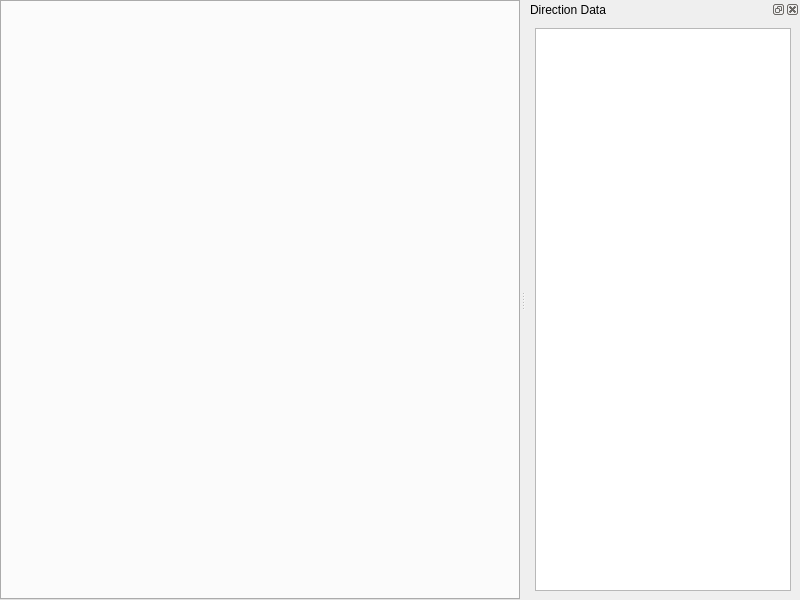
Qt form mainwindow.ui (Novynn/MileHigh) before a commit.
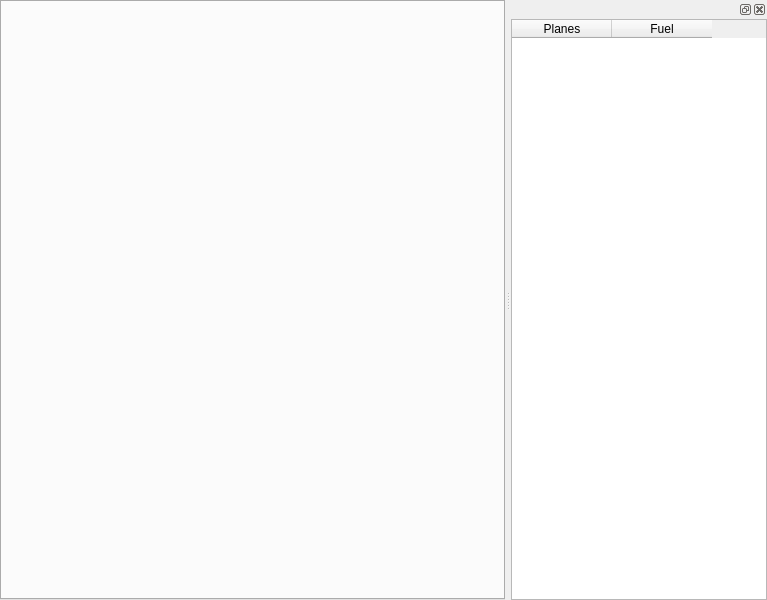
The same form after that commit.

Patch:
```diff
--- a/mainwindow.ui
+++ b/mainwindow.ui
@@ -6,7 +6,7 @@
    <rect>
     <x>0</x>
     <y>0</y>
-    <width>800</width>
+    <width>767</width>
     <height>600</height>
    </rect>
   </property>
@@ -20,7 +20,7 @@
    <set>QMainWindow::AllowNestedDocks|QMainWindow::AllowTabbedDocks|QMainWindow::AnimatedDocks|QMainWindow::ForceTabbedDocks</set>
   </property>
   <widget class="QWidget" name="centralwidget">
-   <layout class="QVBoxLayout" name="verticalLayout_2">
+   <layout class="QHBoxLayout" name="horizontalLayout">
     <property name="spacing">
      <number>0</number>
     </property>
@@ -45,25 +45,41 @@
    <property name="floating">
     <bool>true</bool>
    </property>
-   <property name="features">
-    <set>QDockWidget::DockWidgetClosable|QDockWidget::DockWidgetFloatable</set>
-   </property>
-   <property name="windowTitle">
-    <string>Direction Data</string>
+   <property name="allowedAreas">
+    <set>Qt::NoDockWidgetArea</set>
    </property>
    <attribute name="dockWidgetArea">
     <number>2</number>
    </attribute>
-   <widget class="QWidget" name="dockWidgetContents">
-    <layout class="QVBoxLayout" name="verticalLayout">
+   <widget class="QWidget" name="dockWidgetContents_2">
+    <layout class="QVBoxLayout" name="verticalLayout_2">
+     <property name="spacing">
+      <number>0</number>
+     </property>
+     <property name="leftMargin">
+      <number>0</number>
+     </property>
+     <property name="topMargin">
+      <number>0</number>
+     </property>
+     <property name="rightMargin">
+      <number>0</number>
+     </property>
+     <property name="bottomMargin">
+      <number>0</number>
+     </property>
      <item>
-      <widget class="QTextEdit" name="textEdit">
-       <property name="sizePolicy">
-        <sizepolicy hsizetype="Expanding" vsizetype="Expanding">
-         <horstretch>0</horstretch>
-         <verstretch>0</verstretch>
-        </sizepolicy>
-       </property>
+      <widget class="QTableWidget" name="tableWidget">
+       <column>
+        <property name="text">
+         <string>Planes</string>
+        </property>
+       </column>
+       <column>
+        <property name="text">
+         <string>Fuel</string>
+        </property>
+       </column>
       </widget>
      </item>
     </layout>
```
Left out of the diff: 4 changed lines with no effect on the pictures.
